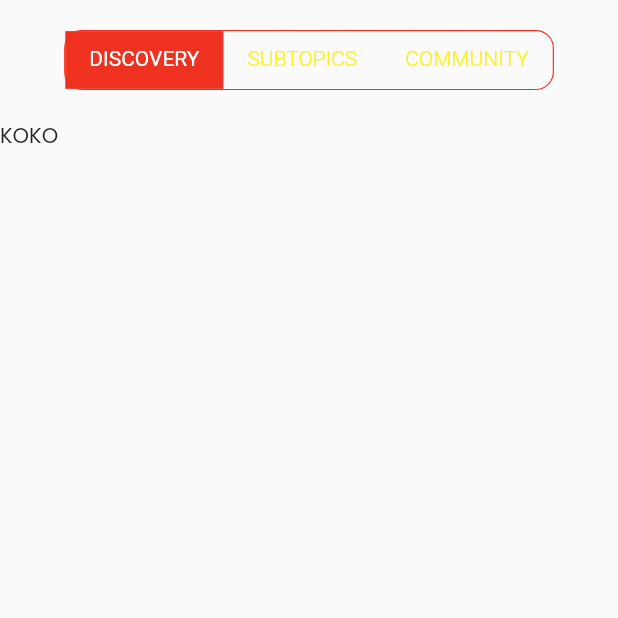
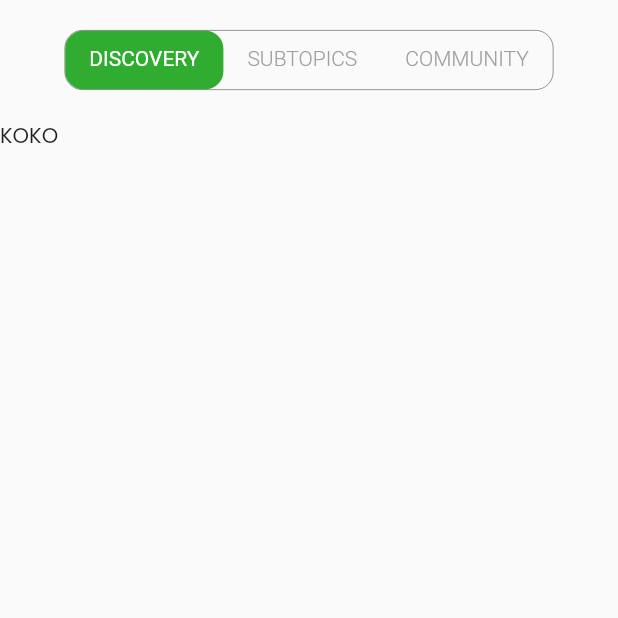
Before and after one commit to reeshaa/re-member, a Flutter app: the Communities2 screen opened directly, on a phone screen of 412 x 824 dp, the top half of it. Run offline on Flutter 3.47's test engine with Material 2 defaults, Android fonts, the phone set to English and light mode, and no system bars; our stand-ins replace carousel_slider, cool_alert, dio, flutter_svg, get_it, google_fonts and 1 more; missing offline and left inert: jwt_decode; accounts and stored records are empty.

Commit message:
tab bar customized

```diff
--- a/lib/src/configs/palette.dart
+++ b/lib/src/configs/palette.dart
@@ -1,6 +1,6 @@
 import 'package:flutter/cupertino.dart';
 
 class Palette {
-  static const color1 = Color(0xFFEF321F);
-  static const inactiveText = Color(0xFFFFF112);
+  static const selectedTab = Color(0xCE009900);
+  static const inactiveText = Color(0xFFA1A1A1);
 }
--- a/lib/src/widgets/floating_tab_bar.dart
+++ b/lib/src/widgets/floating_tab_bar.dart
@@ -38,8 +38,8 @@ class FloatingTabBar extends StatelessWidget implements PreferredSizeWidget {
         decoration: BoxDecoration(
           color: Colors.grey[50],
           border: Border.all(
-            color: Palette.color1,
-            width: 0.75,
+            color: Colors.black54,
+            width: 0.5,
           ),
           borderRadius: borderRadiusLarge,
         ),
@@ -49,7 +49,8 @@ class FloatingTabBar extends StatelessWidget implements PreferredSizeWidget {
           unselectedLabelColor: Palette.inactiveText,
           indicatorSize: TabBarIndicatorSize.tab,
           indicator: BoxDecoration(
-            color: Palette.color1,
+            color: Palette.selectedTab,
+            borderRadius: borderRadiusLarge,
           ),
           labelColor: Colors.white,
           labelStyle: TextStyle(fontWeight: FontWeight.normal),
```
Also changed, not shown: lib/src/modules/leaderboard/leaderboard.dart (+93 -5 lines).
